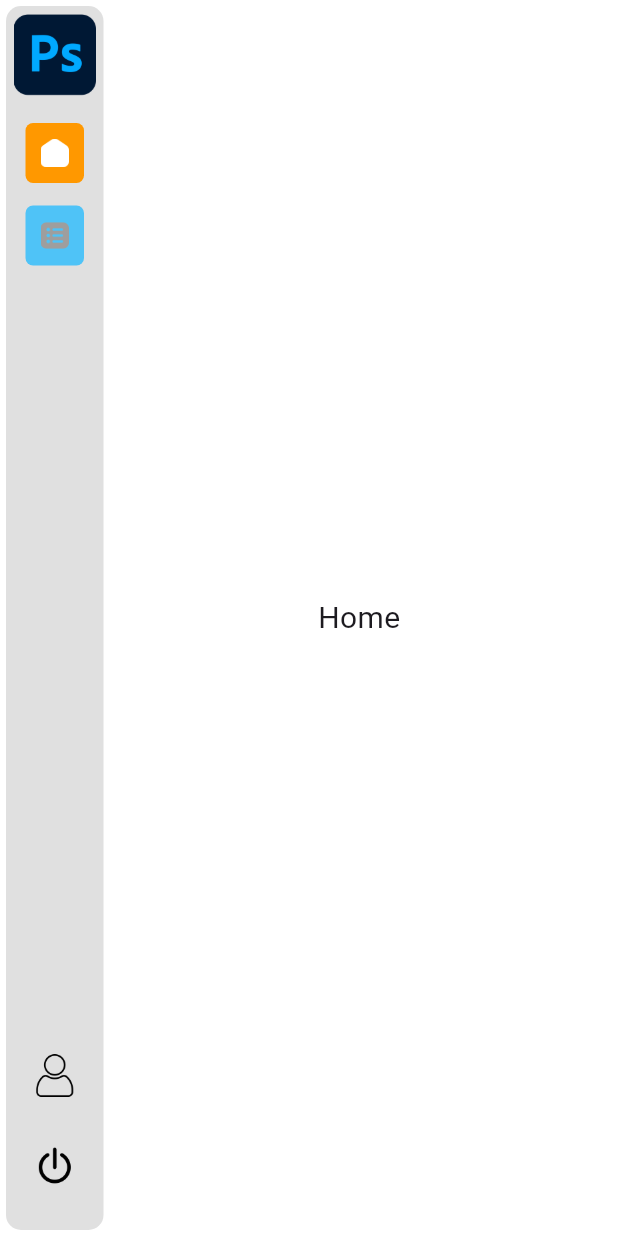
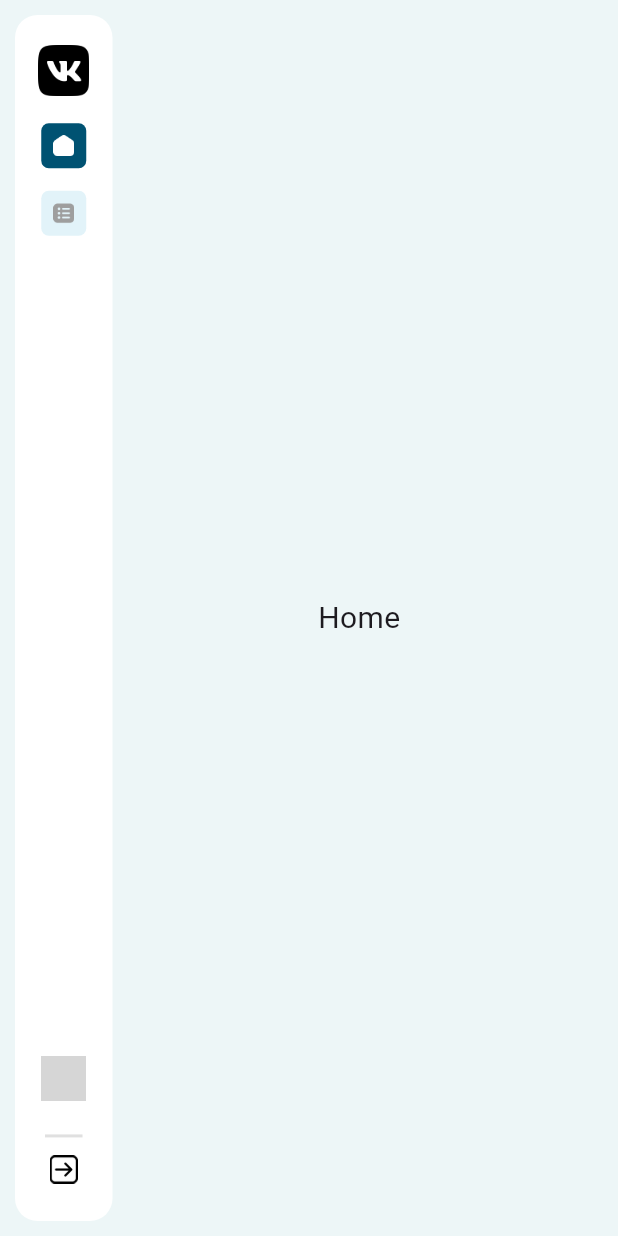
Before and after one commit to sanjaysharmajw/navigation_rail_flutter, a Flutter app: the screen it shows after launch, on a phone screen of 412 x 824 dp. Run offline on Flutter 3.47's test engine with Material 3 defaults, Android fonts, the phone set to English and light mode, and no system bars; network calls fail; grey boxes are pictures that could not be loaded.

Commit message:
ui improved

```diff
--- /dev/null
+++ b/example/lib/items/rail_items.dart
@@ -0,0 +1,33 @@
+
+
+import 'package:flutter/material.dart';
+
+class RailItems extends StatelessWidget {
+  final Color railColor;
+  final String icons;
+  const RailItems({super.key, required this.railColor, required this.icons});
+
+  @override
+  Widget build(BuildContext context) {
+    return Column(
+      children: [
+        const SizedBox(height: 10),
+        Container(
+          height: 30,
+          width: 30,
+          decoration: BoxDecoration(
+            color:railColor,
+            borderRadius: const BorderRadius.all(Radius.circular(5)),
+          ),
+          child: Padding(
+            padding:  EdgeInsets.all(10!),
+            child: Image.asset(
+              icons,
+              color:  Colors.grey,
+            ),
+          ),
+        ),
+      ],
+    );
+  }
+}
--- a/example/lib/main.dart
+++ b/example/lib/main.dart
@@ -1,12 +1,16 @@
 import 'package:flutter/material.dart';
 import 'package:navigation_rail_flutter/navigation_rail_flutter.dart';
 
-const logo="assets/photoshop.png";
+const logo = "assets/logo.png";
+const networkImage = "https://images.pexels.com/photos/27305813/pexels-photo-27305813/free-photo-of-a-woman-taking-a-photo-with-her-camera.jpeg?auto=compress&cs=tinysrgb&w=1260&h=750&dpr=2";
 
-const profile="assets/user.png";
-const signOut="assets/logout.png";
-const activeHouse="assets/active_house.png";
-const activeList="assets/active_list.png";
+const profile = "assets/settings.png";
+//const signOut = "assets/signout.png";
+const activeHouse = "assets/active_house.png";
+const activeList = "assets/active_list.png";
+
+const inactiveColor = Color(0xFFE2F3F9);
+const activeColor = Color(0xFF005272);
 
 void main() {
   runApp(const MyApp());
@@ -44,14 +48,27 @@ class NavigationRailExample extends StatefulWidget {
 class _NavigationRailExampleState extends State<NavigationRailExample> {
 
 
-  final List<String> label = <String>['Home', 'List'];
   final List<String> bottomLabel = <String>['Profile', 'Logout'];
-  final List<String> bottomIcons = <String>[profile, signOut];
-  final List<String> icons = <String>[activeHouse, activeList];
+  final List<String> bottomIcons = <String>[profile, 'assets/logout.png'];
+
+  final List<String> railLabel = <String>['Home', 'List'];
+  final List<String> railIcons = <String>[activeHouse, activeList];
 
   final List<Widget> pages = [
     const Center(child: Text('Home', style: TextStyle(fontSize: 20))),
-    const Center(child: Text('List', style: TextStyle(fontSize: 20))),
+    Center(child: SizedBox(
+      width: 100,
+      height: 100,
+      child: ClipRRect(
+        borderRadius: BorderRadius.circular(50), // Half of the width/height for a perfect circle
+        child: Image.network(
+          networkImage,
+          fit: BoxFit.cover, // Ensure image covers the space without distortion
+        ),
+      ),
+    )
+
+    ),
   ];
 
   @override
@@ -60,21 +77,28 @@ class _NavigationRailExampleState extends State<NavigationRailExample> {
       child: Scaffold(
         backgroundColor: Colors.white,
         body: NavigationFlutter(
-            railItemCount: label.length,
-            bottomItemCount: bottomLabel.length,
-            railIcons: icons,
-            pages: pages,
-            logo: logo,
-            logoSize: 2,
-            navigationRailRadius: 10,
-            railIconSize: 10,
-            railIconsSizeHeight: 40,
-            railIconsSizeWidth: 40,
-            navigationRailColor: Colors.grey.shade300,
-            railLabel: label,
-            bottomIcons: bottomIcons,
-            activeColor: Colors.orange,
-            inActiveColor: Colors.lightBlue.shade300),
+          railItemCount: railLabel.length,
+          railIcons: railIcons,
+          pages: pages,
+          logo: logo,
+          profileImage: networkImage,
+          navigationRailPadding: 10,
+          logoSize: 15,
+          navigationRailRadius: 15,
+          railIconSize: 8,
+          railIconsSizeHeight: 30,
+          railIconsSizeWidth: 30,
+          bottomIconsSize: 25,
+          bottomRailLabel: bottomLabel,
+          navigationRailColor: Colors.white,
+          railLabel: railLabel,
+          bottomItemCount: bottomLabel.length,
+         // bottomIcons: bottomIcons,
+          activeColor: activeColor,
+          inActiveColor: inactiveColor,
+          onBottomIndexSelected: (int index) {},
+          onNavigationRailIndexSelected: (int value) {}, logoutIcon: 'assets/logout.png',
+        ),
       ),
     );
   }
--- a/lib/src/navigation_flutter.dart
+++ b/lib/src/navigation_flutter.dart
@@ -1,5 +1,10 @@
 
 import 'package:flutter/material.dart';
+
+const color = Color(0xFFEDF6F7);
+const networkImage = "https://images.pexels.com/photos/27305813/pexels-photo-27305813/free-photo-of-a-woman-taking-a-photo-with-her-camera.jpeg?auto=compress&cs=tinysrgb&w=1260&h=750&dpr=2";
+
+
 
 class NavigationFlutter extends StatefulWidget {
 
@@ -8,20 +13,26 @@ class NavigationFlutter extends StatefulWidget {
   final double? navigationRailRadius;
   final List<String>? railLabel;
   final List<String>? bottomRailLabel;
-  final List<String> bottomIcons;
+  final List<String>? bottomIcons;
   final List<String> railIcons;
   final int railItemCount;
-  final int bottomItemCount;
+  final int? bottomItemCount;
   final List<Widget> pages;
   final Color activeColor;
   final Color inActiveColor;
   final Color? navigationRailColor;
   final String? logo;
+  final String logoutIcon;
+  final String? profileImage;
   final bool? bottomLabelActive;
   final bool? railLabelActive;
   final double? railIconSize;
   final double? logoSize;
   final double? bottomIconsSize;
+  final Color? background;
+  final ValueChanged<int> onBottomIndexSelected;
+  final ValueChanged<int> onNavigationRailIndexSelected;
+
 
   final double? railIconsSizeHeight,railIconsSizeWidth;
   final double? railBottomSizeHeight,railBottomSizeWidth;
@@ -31,9 +42,9 @@ class NavigationFlutter extends StatefulWidget {
     this.navigationRailWidth=65,
     this.navigationRailRadius=5,
     required this.railItemCount,
-    required this.bottomItemCount,
+     this.bottomItemCount,
     this.railLabel,
-    required this.bottomIcons,
+     this.bottomIcons,
     required this.railIcons,
     this.bottomRailLabel,
     required this.pages,
@@ -45,7 +56,9 @@ class NavigationFlutter extends StatefulWidget {
     this.navigationRailColor=Colors.blueGrey,
     this.railIconsSizeHeight=30,
     this.railIconsSizeWidth=30, this.railIconSize=6, this.logoSize=10,
-    this.railBottomSizeHeight, this.railBottomSizeWidth, this.bottomIconsSize=18});
+    this.railBottomSizeHeight, this.railBottomSizeWidth,
+    this.bottomIconsSize=18, required this.onBottomIndexSelected,
+    required this.onNavigationRailIndexSelected, this.background=color, required this.logoutIcon, this.profileImage});
 
   @override
   State<NavigationFlutter> createState() => _NavigationFlutterState();
@@ -54,40 +67,39 @@ class NavigationFlutter extends StatefulWidget {
 class _NavigationFlutterState extends State<NavigationFlutter> {
 
   int isSelected = 0;
-
+  int bottomSelected = -1;
   double? get railBottomSizeHeight => widget.railBottomSizeHeight;
-  double? get railBottomSizeWidth => widget.railBottomSizeWidth;
-  double? get bottomIconsSize => widget.bottomIconsSize;
-
+  double? get navigationRailPad => widget.navigationRailPadding;
   double? get railIconsSizeHeight => widget.railIconsSizeHeight;
   double? get railIconsSizeWidth => widget.railIconsSizeWidth;
-  double? get railIconSize => widget.railIconSize;
-  double? get logoSize => widget.logoSize;
-
-  double? get navigationRailPad => widget.navigationRailPadding;
   double? get navigationRailWid => widget.navigationRailWidth;
   double? get navigationRailRad => widget.navigationRailRadius;
-  int get railItemCou => widget.railItemCount;
-  int get bottomItemCou => widget.bottomItemCount;
-  List<String> get bottomIcon => widget.bottomIcons;
+  Color? get navigationRailColor => widget.navigationRailColor;
+  double? get railBottomSizeWidth => widget.railBottomSizeWidth;
+  bool? get bottomLabelActive => widget.bottomLabelActive;
+  List<String>? get bottomLab => widget.bottomRailLabel;
+  double? get bottomIconsSize => widget.bottomIconsSize;
+  Color? get inActiveRailColors => widget.inActiveColor;
+  bool? get railLabelActive => widget.railLabelActive;
+  Color? get activeRailColors => widget.activeColor;
+  List<String>? get bottomIcon => widget.bottomIcons;
+  int? get bottomItemCou => widget.bottomItemCount;
   List<String> get railIcon => widget.railIcons;
   List<String>? get railLab => widget.railLabel;
-  List<String>? get bottomLab => widget.bottomRailLabel;
+  int get railItemCou => widget.railItemCount;
+  double? get railIconSize => widget.railIconSize;
   List<Widget> get page => widget.pages;
   String? get companyLog => widget.logo;
-  Color? get navigationRailColor => widget.navigationRailColor;
-
-  Color? get activeRailColors => widget.activeColor;
-  Color? get inActiveRailColors => widget.inActiveColor;
-
-  bool? get bottomLabelActive => widget.bottomLabelActive;
-  bool? get railLabelActive => widget.railLabelActive;
+  String get logoutIcon => widget.logoutIcon;
+  String? get profileImage => widget.profileImage;
+  double? get logoSize => widget.logoSize;
+  Color? get background => widget.background;
 
   @override
   Widget build(BuildContext context) {
     return SafeArea(
       child: Scaffold(
-        backgroundColor: Colors.white,
+        backgroundColor: background,
         body: Padding(
           padding: EdgeInsets.all(navigationRailPad!),
           child: Row(
@@ -103,6 +115,7 @@ class _NavigationFlutterState extends State<NavigationFlutter> {
                   padding: const EdgeInsets.all(5.0),
                   child: Column(
                     children: [
+                      const SizedBox(height: 15),
                       Image.asset(companyLog!,scale: logoSize),
                       Expanded(
                         child: ListView.builder(
@@ -114,6 +127,7 @@ class _NavigationFlutterState extends State<NavigationFlutter> {
                               onTap: () {
                                 setState(() {
                                   isSelected = index;
+                                  widget.onNavigationRailIndexSelected(index);
                                 });
                               },
                               child: Column(
@@ -156,36 +170,78 @@ class _NavigationFlutterState extends State<NavigationFlutter> {
                       ),
                       const SizedBox(height: 10), // Space between lists
                       // Bottom ListView (Limited height)
-                      ListView.builder(
+                      Column(
+                        children: [
+                          bottomIcon == null || bottomIcon!.isEmpty || bottomItemCou == 0
+                              ? Container()  // If bottomIcon is null/empty or bottomItemCou is 0, show an empty container
+                              : ListView.builder(
                             padding: const EdgeInsets.all(8),
                             itemCount: bottomItemCou,
                             shrinkWrap: true,
                             physics: NeverScrollableScrollPhysics(),
                             itemBuilder: (BuildContext context, int index) {
-                          return Column(
+                              return InkWell(
+                                onTap: () {
+                                  setState(() {
+                                    widget.onBottomIndexSelected(index);
+                                  });
+                                },
+                                child: Column(
                                   children: [
                                     const SizedBox(height: 10),
-                              SizedBox(
-                                height: railIconsSizeHeight,
-                                width: railIconsSizeWidth,
-                                child: Image.asset(
+                                    Image.asset(
+                                      bottomIcon![index],
                                       scale: bottomIconsSize,
-                                  bottomIcon[index],
-                                ),
                                     ),
                                     const SizedBox(height: 10),
-                              bottomLabelActive==false?Container():
-                              Text(
-                                bottomLab!.isEmpty?"provide label":
-                                bottomLab![index],
+                                    bottomLabelActive == false
+                                        ? Container() // If bottomLabelActive is false, hide the label
+                                        : Text(
+                                      bottomLab == null || bottomLab!.isEmpty
+                                          ? "Provide label" // Provide a default label if bottomLab is null or empty
+                                          : bottomLab![index],
                                       style: TextStyle(
                                         fontSize: 12,
                                         color: Colors.black,
                                       ),
                                     ),
                                   ],
+                                ),
                               );
                             },
+                          ),
+
+                          const SizedBox(height: 5),
+                          SizedBox(
+                            width: 30,
+                            height: 30,
+                            child: ClipRRect(
+                              borderRadius: BorderRadius.circular(50),
+                              child: profileImage != null && Uri.tryParse(profileImage!)?.hasAbsolutePath == true
+                                  ? Image.network(
+                                profileImage!,
+                                fit: BoxFit.cover,
+                              )
+                                  : Image.asset(
+                                profileImage!, // Path to your local default image
+                                fit: BoxFit.cover,
+                              ),
+                            ),
+                          ),
+
+                          const SizedBox(height: 15),
+                          Divider(
+                              color: Colors.grey.shade300,
+                              indent: 15,
+                              endIndent: 15,
+                              thickness: 2),
+                          const SizedBox(height: 5),
+                          Image.asset(
+                            scale: bottomIconsSize,
+                              logoutIcon
+                          ),
+                          const SizedBox(height: 20),
+                        ],
                       ),
                     ],
                   ),
@@ -201,4 +257,5 @@ class _NavigationFlutterState extends State<NavigationFlutter> {
       ),
     );
   }
+
 }
--- a/pubspec.yaml
+++ b/pubspec.yaml
@@ -1,6 +1,6 @@
 name: navigation_rail_flutter
 description: "NavigationRail in Flutter provides a responsive, side navigation bar for large screens, enhancing usability and adaptive UI design."
-version: 0.0.3
+version: 0.0.5
 homepage: https://github.com/sanjaysharmajw/navigation_rail_flutter.git
 
 environment:
```
Also changed, not shown: example/assets/inactive_house.png (deleted), example/assets/inactive_list.png (deleted), example/assets/info.png (added), example/assets/logo.png (added), example/assets/logout.png, example/assets/photoshop.png (deleted), example/assets/picture.png (added), example/assets/settings.png (added), example/pubspec.lock, 1 other file. Lines whose indentation alone changed are shown as unchanged.
